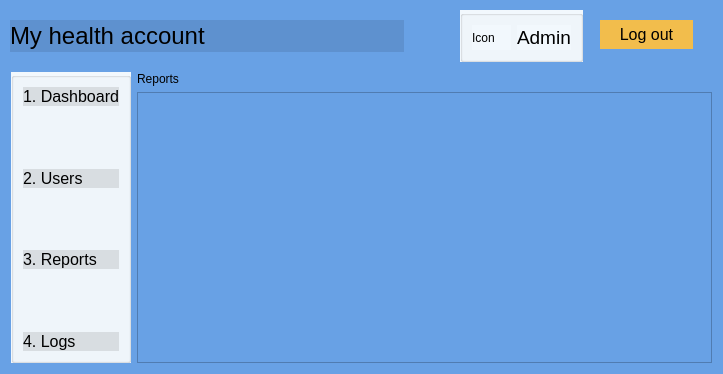
First picture: the form in adminreports.ui, repository Darijan444/COV-19-Desktop_App, before the edit.
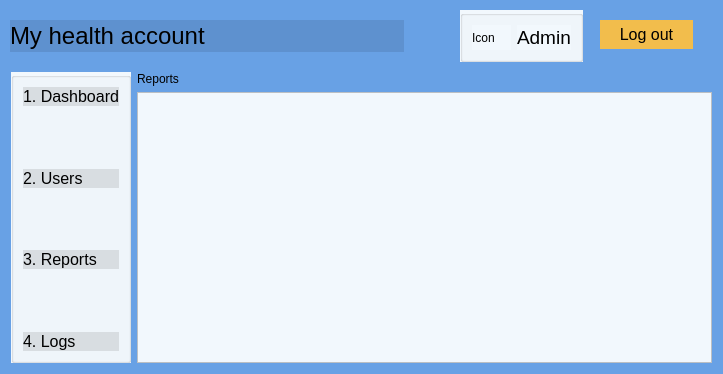
Second picture: the form after the edit.

```diff
--- a/adminreports.ui
+++ b/adminreports.ui
@@ -16,7 +16,7 @@
   <property name="styleSheet">
    <string notr="true">background-color: rgb(104, 161, 229);</string>
   </property>
-  <widget class="QWidget" name="">
+  <widget class="QWidget" name="layoutWidget">
    <property name="geometry">
     <rect>
      <x>11</x>
@@ -181,7 +181,11 @@
      </widget>
     </item>
     <item row="1" column="1">
-     <widget class="QTableView" name="tableView"/>
+     <widget class="QTableView" name="tableView">
+      <property name="styleSheet">
+       <string notr="true">background-color: rgb(242, 248, 253)</string>
+      </property>
+     </widget>
     </item>
    </layout>
   </widget>
```
